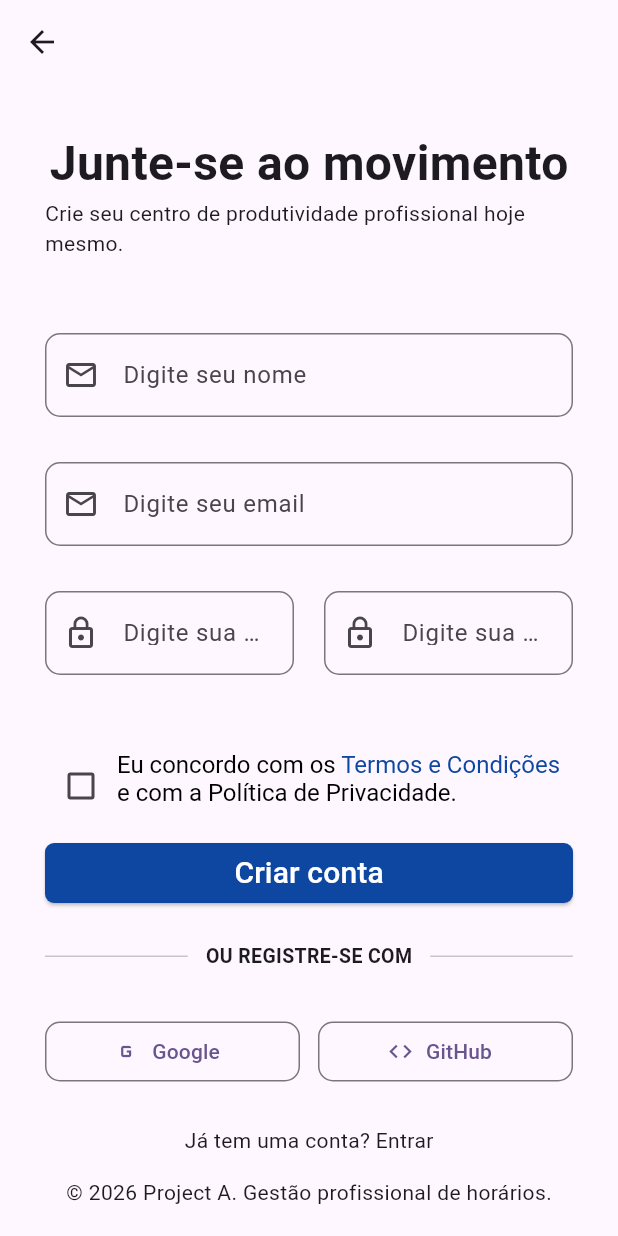
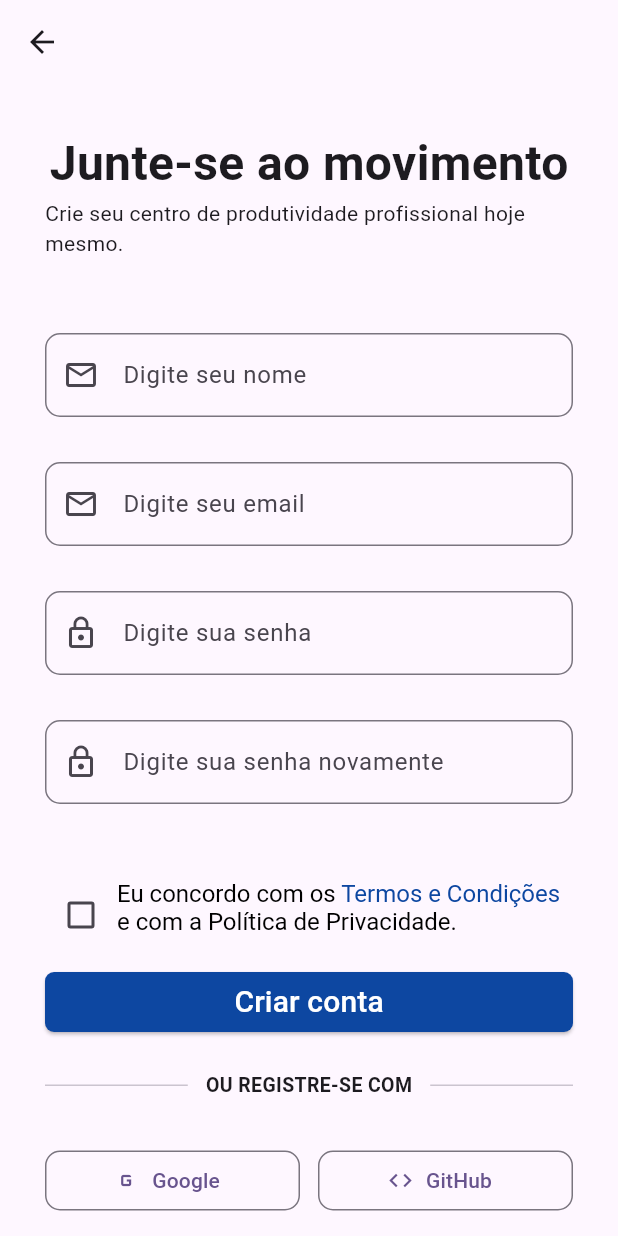
Before and after one commit to HiagoCarlos/Calendar, a Flutter app: the ViewSignup screen opened by its route, on a phone screen of 412 x 824 dp. Run offline on Flutter 3.47's test engine with Material 3 defaults, Android fonts, the light colour scheme and no system bars.

Commit message:
Refactor: Mobile Login and Signup

```diff
--- a/mobile/lib/view/auth/ViewLogin.dart
+++ b/mobile/lib/view/auth/ViewLogin.dart
@@ -3,7 +3,6 @@ import 'package:calendar/widget/WidgetBody.dart';
 import 'package:calendar/widget/WidgetButton.dart';
 import 'package:calendar/widget/WidgetInput.dart';
 import 'package:calendar/widget/WidgetOAuth.dart';
-import 'package:calendar/widget/WidgetOAuthButton.dart';
 import 'package:flutter/material.dart';
 
 class ViewLogin extends StatefulWidget {
--- a/mobile/lib/view/auth/ViewSignup.dart
+++ b/mobile/lib/view/auth/ViewSignup.dart
@@ -3,7 +3,6 @@ import 'package:calendar/widget/WidgetBody.dart';
 import 'package:calendar/widget/WidgetButton.dart';
 import 'package:calendar/widget/WidgetInput.dart';
 import 'package:calendar/widget/WidgetOAuth.dart';
-import 'package:calendar/widget/WidgetOAuthButton.dart';
 import 'package:flutter/material.dart';
 
 class ViewSignup extends StatefulWidget {
@@ -41,27 +40,18 @@ class _ViewSignup extends State<ViewSignup> {
               label: "Digite seu email"
             ),
 
-            Row(
-              children: [
-                Expanded(
-                  child: WidgetInput(
+            WidgetInput(
               label: "Digite sua senha",
               password: true,
               icon: Icons.lock_outline,
             ),
-                ),
 
-                const SizedBox(width: 20),
-
-                Expanded(
-                  child: WidgetInput(
+            WidgetInput(
               label: "Digite sua senha novamente",
               password: true,
               icon: Icons.lock_outline,
             ),
-                ),
-              ],
-            ),
+
             SizedBox(height: 20),
             GestureDetector(
               onTap: () {
@@ -75,9 +65,9 @@ class _ViewSignup extends State<ViewSignup> {
                   Checkbox(
                     value: bool_terms,
                     onChanged: (bool? value) {
-                      //setState(() {
-                      //  bool_terms = value ?? false;
-                      //});
+                      setState(() {
+                        bool_terms = !bool_terms;
+                      });
                     },
                   ),
                   Expanded(
```
Lines whose indentation alone changed are shown as unchanged.
